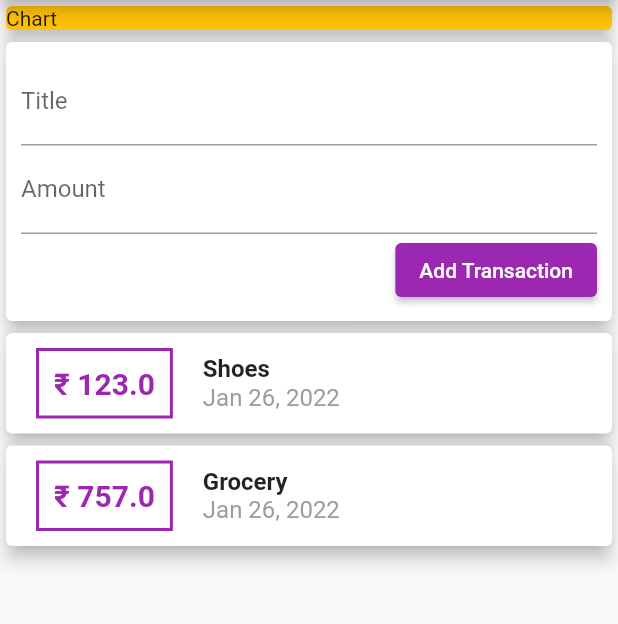
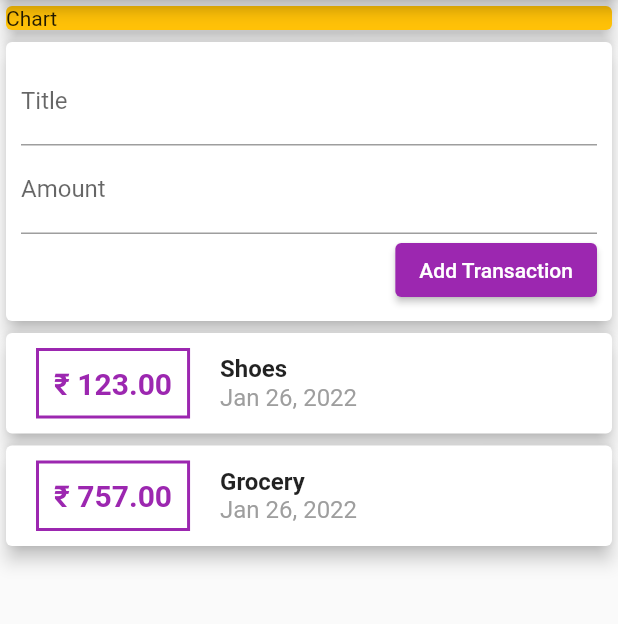
Before and after one commit to Sharan-121/Personal-Expense-Tracker, a Flutter app: the screen it shows after launch, on a phone screen of 412 x 824 dp, the part 84-708 px from its top. Run offline on Flutter 3.47's test engine with Material 2 defaults, Android fonts, the phone set to English and light mode, and no system bars.

Commit message:
Minor changes

```diff
--- a/lib/widgets/transactions_list.dart
+++ b/lib/widgets/transactions_list.dart
@@ -10,7 +10,7 @@ class TransList extends StatelessWidget {
   @override
   Widget build(BuildContext context) {
     return Container(
-      height: 300,
+      height: 400,
       child: ListView.builder(
         itemBuilder: (context, index) {
           return Card(
@@ -27,7 +27,7 @@ class TransList extends StatelessWidget {
                       ),
                     ),
                     child: Text(
-                      '\₹ ${transList[index].cost}',
+                      '\₹ ${transList[index].cost.toStringAsFixed(2)}',
                       style: TextStyle(
                         fontWeight: FontWeight.bold,
                         fontSize: 20,
```
